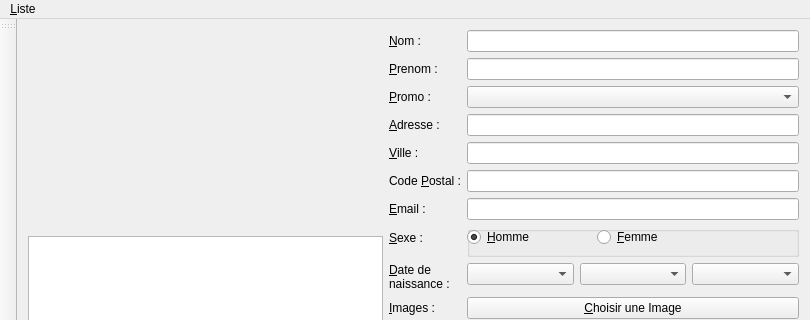
Above: Qt/coac.ui from Swoking/COAC2016 before the change; both pictures show x 0 to 810 and y 0 to 320 of the 810 by 517 pixel window. Below: the same form after it.
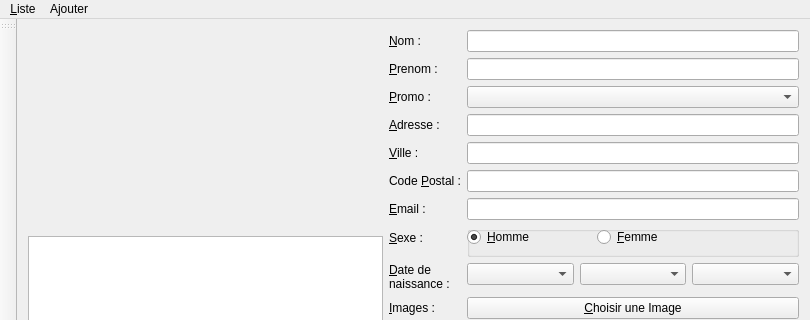
That is the form after the change. Custom widgets are drawn as their Qt base class.

Commit message: Ajout de toute les listes et formulaire d'ajout disponible

Diff of the .ui file:
```diff
--- a/Qt/coac.ui
+++ b/Qt/coac.ui
@@ -377,10 +377,20 @@
      <string>&amp;Liste</string>
     </property>
     <addaction name="actionEleve"/>
+    <addaction name="actionClasse"/>
+    <addaction name="actionSalle"/>
+    <addaction name="actionCarte"/>
+    <addaction name="actionLog"/>
+   </widget>
+   <widget class="QMenu" name="menuAjouter">
+    <property name="title">
+     <string>Ajouter</string>
+    </property>
     <addaction name="actionAjouterClasse"/>
     <addaction name="actionAjouterCarte"/>
    </widget>
    <addaction name="menuList"/>
+   <addaction name="menuAjouter"/>
   </widget>
   <widget class="QToolBar" name="mainToolBar">
    <property name="enabled">
```
Left out of the diff: 32 changed lines with no effect on the pictures.
